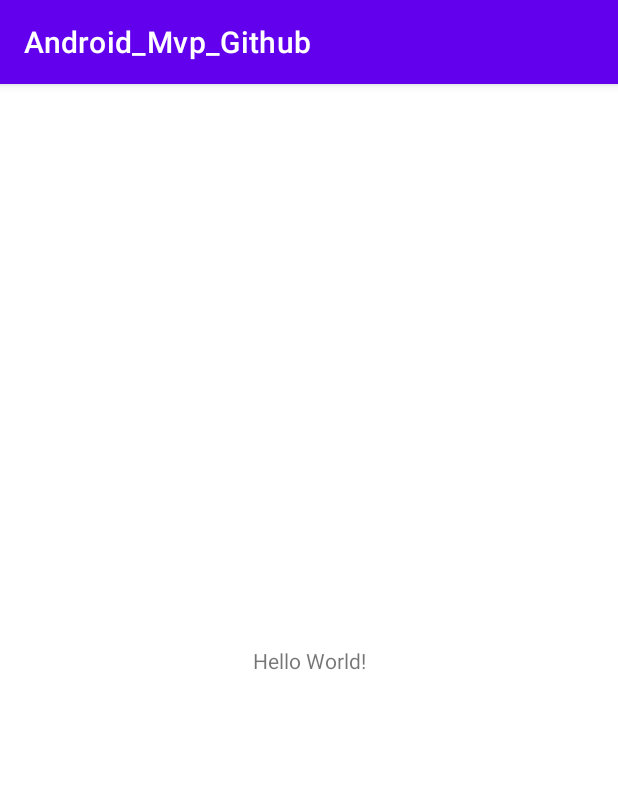
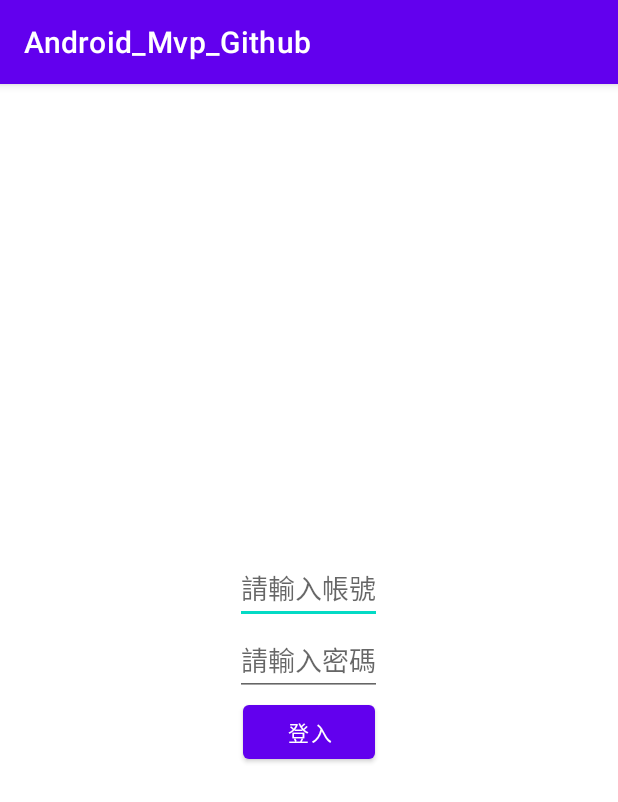
Before and after one commit to StoneShawn/Shawn_Android_Mvp, an Android app: the screen it shows after launch (MainActivity), on a phone screen of 412 x 824 dp. Shown: the top 802 px of the screen. Run offline under Robolectric (Android 15) with nearby library versions, the phone set to English and light mode, and no system bars.

Commit message:
- mvp 基本架構建立 view presenter

```diff
--- a/app/src/main/AndroidManifest.xml
+++ b/app/src/main/AndroidManifest.xml
@@ -14,7 +14,7 @@
         android:theme="@style/Theme.Android_Mvp_Github"
         tools:targetApi="31">
         <activity
-            android:name=".MainActivity"
+            android:name=".ui.MainActivity"
             android:exported="true">
             <intent-filter>
                 <action android:name="android.intent.action.MAIN" />
--- a/app/src/main/java/d/ishigishou/android_mvp_github/MainActivity.kt
+++ /dev/null
@@ -1,11 +0,0 @@
-package d.ishigishou.android_mvp_github
-
-import androidx.appcompat.app.AppCompatActivity
-import android.os.Bundle
-
-class MainActivity : AppCompatActivity() {
-    override fun onCreate(savedInstanceState: Bundle?) {
-        super.onCreate(savedInstanceState)
-        setContentView(R.layout.activity_main)
-    }
-}
--- /dev/null
+++ b/app/src/main/java/d/ishigishou/android_mvp_github/contract/HomeContract.kt
@@ -0,0 +1,17 @@
+package d.ishigishou.android_mvp_github.contract
+
+interface HomeContract {
+
+
+
+    interface IHomePresenter{
+        fun toCompare(account: String,password: String)
+    }
+
+    interface IHomeView {
+        fun showSuccess()
+        fun showFail()
+    }
+
+
+}
--- /dev/null
+++ b/app/src/main/java/d/ishigishou/android_mvp_github/presenter/HomePresenter.kt
@@ -0,0 +1,20 @@
+package d.ishigishou.android_mvp_github.presenter
+
+import d.ishigishou.android_mvp_github.contract.HomeContract
+import d.ishigishou.android_mvp_github.ui.MainActivity
+
+
+
+class HomePresenter(private val view:HomeContract.IHomeView):HomeContract.IHomePresenter {
+
+
+    override fun toCompare(account: String, password: String) {
+        if(account == "1234" && password =="5678"){
+            //ToDo 須通知顯示成功HomeActivity
+            view.showSuccess()
+        }else{
+            //Todo 須通知HomeActivity 顯示失敗
+            view.showFail()
+        }
+    }
+}
--- /dev/null
+++ b/app/src/main/java/d/ishigishou/android_mvp_github/ui/MainActivity.kt
@@ -0,0 +1,50 @@
+package d.ishigishou.android_mvp_github.ui
+
+import androidx.appcompat.app.AppCompatActivity
+import android.os.Bundle
+import android.widget.Button
+import android.widget.EditText
+import android.widget.Toast
+import d.ishigishou.android_mvp_github.R
+import d.ishigishou.android_mvp_github.contract.HomeContract
+import d.ishigishou.android_mvp_github.presenter.HomePresenter
+
+class MainActivity : AppCompatActivity(),HomeContract.IHomeView {
+    lateinit var editTextAccount : EditText
+    lateinit var editTextPassword : EditText
+    lateinit var btnLogin : Button
+
+    override fun onCreate(savedInstanceState: Bundle?) {
+        super.onCreate(savedInstanceState)
+        setContentView(R.layout.activity_main)
+
+        editTextAccount = findViewById(R.id.editText_account)
+        editTextPassword = findViewById(R.id.editText_password)
+        btnLogin = findViewById(R.id.button_login)
+        val presenter = HomePresenter(this)
+
+        btnLogin.setOnClickListener{
+            presenter.toCompare(editTextAccount.text.toString(),editTextPassword.text.toString())
+        }
+
+
+
+    }
+
+    override fun showSuccess() {
+        Toast.makeText(this,"success",Toast.LENGTH_SHORT).show()
+    }
+
+    override fun showFail() {
+        Toast.makeText(this,"fail",Toast.LENGTH_SHORT).show()
+    }
+
+
+//    fun showSuccess(){
+//        Toast.makeText(this,"success",Toast.LENGTH_SHORT).show()
+//    }
+//
+//    fun showFail(){
+//        Toast.makeText(this,"fail",Toast.LENGTH_SHORT).show()
+//    }
+}
--- a/app/src/main/res/layout/activity_main.xml
+++ b/app/src/main/res/layout/activity_main.xml
@@ -1,18 +1,32 @@
 <?xml version="1.0" encoding="utf-8"?>
-<androidx.constraintlayout.widget.ConstraintLayout xmlns:android="http://schemas.android.com/apk/res/android"
+<LinearLayout xmlns:android="http://schemas.android.com/apk/res/android"
     xmlns:app="http://schemas.android.com/apk/res-auto"
     xmlns:tools="http://schemas.android.com/tools"
     android:layout_width="match_parent"
     android:layout_height="match_parent"
-    tools:context=".MainActivity">
+    android:orientation="vertical"
+    android:gravity="center"
+    tools:context=".ui.MainActivity">
 
-    <TextView
+    <EditText
+        android:id="@+id/editText_account"
         android:layout_width="wrap_content"
         android:layout_height="wrap_content"
-        android:text="Hello World!"
-        app:layout_constraintBottom_toBottomOf="parent"
-        app:layout_constraintEnd_toEndOf="parent"
-        app:layout_constraintStart_toStartOf="parent"
-        app:layout_constraintTop_toTopOf="parent" />
+        android:hint="請輸入帳號"
+        />
 
-</androidx.constraintlayout.widget.ConstraintLayout>
+    <EditText
+        android:id="@+id/editText_password"
+        android:layout_width="wrap_content"
+        android:layout_height="wrap_content"
+        android:hint="請輸入密碼"
+        />
+
+    <Button
+        android:id="@+id/button_login"
+        android:layout_width="wrap_content"
+        android:layout_height="wrap_content"
+        android:text="登入"
+        />
+
+</LinearLayout>
```
